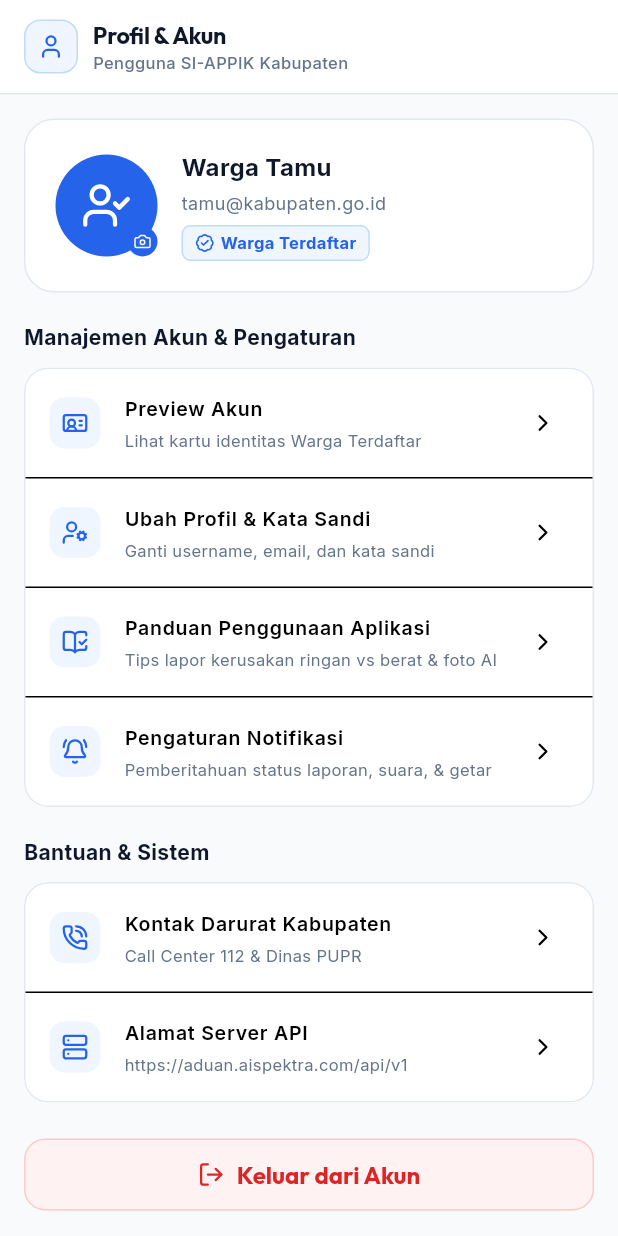
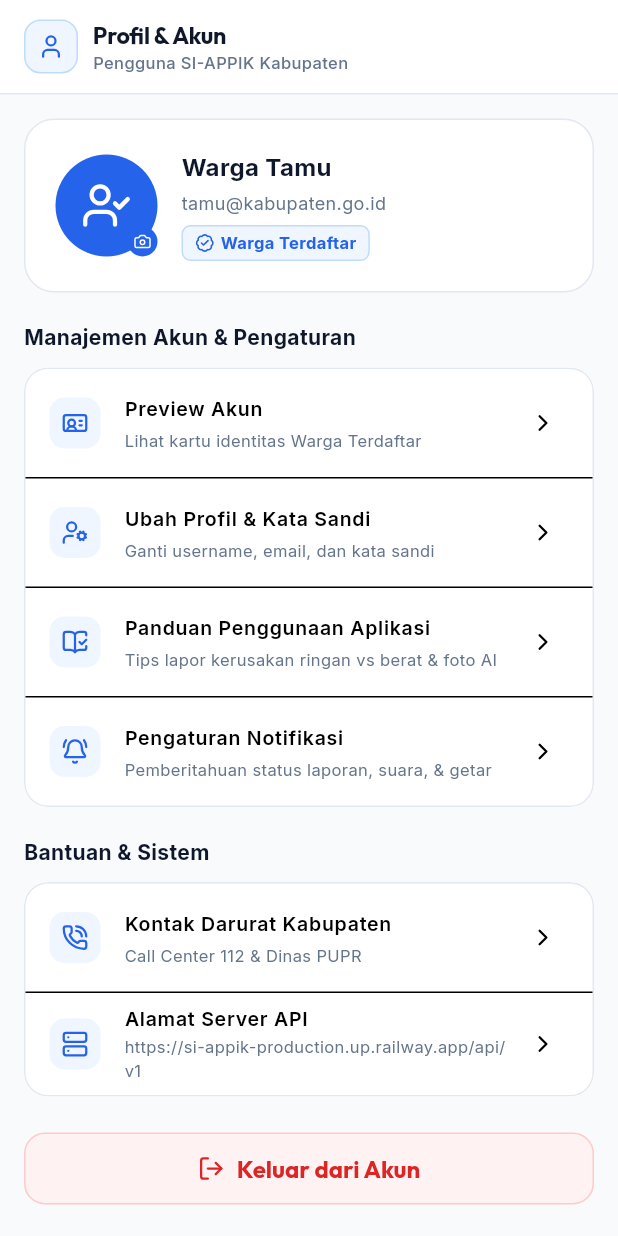
Before and after one commit to Dul13-gokil/SI-APPIK-gabungan, a Flutter app: the ProfileScreen screen opened directly, on a phone screen of 412 x 824 dp. Run offline on Flutter 3.47's test engine with Material 3 defaults, Android fonts, the phone set to English and light mode, and no system bars; our stand-ins replace dio, flutter_map, flutter_secure_storage, geolocator, google_fonts, google_sign_in and 4 more; accounts and stored records are empty.

Commit message:
fix(landing) & chore(mobile): sync landing KPI with live non-rejected DB count, point mobile API to Railway and rebuild 18.4MB APK

```diff
--- a/mobile/lib/core/config/app_config.dart
+++ b/mobile/lib/core/config/app_config.dart
@@ -4,10 +4,10 @@ class AppConfig {
   static const String appName = 'Aduan Jalan';
   static const String appVersion = '1.0.0';
 
-  // Default Server API Production Resmi:
-  // https://aduan.aispektra.com/api/v1
-  static String get defaultBaseUrl => 'https://aduan.aispektra.com';
-  static String activeOrigin = 'https://aduan.aispektra.com';
+  // Default Server API Production Railway:
+  // https://si-appik-production.up.railway.app/api/v1
+  static String get defaultBaseUrl => 'https://si-appik-production.up.railway.app';
+  static String activeOrigin = 'https://si-appik-production.up.railway.app';
   static String get baseUrl => normalizeUrl(defaultBaseUrl);
 
   static const int connectTimeout = 15000;
@@ -46,16 +46,16 @@ class AppConfig {
     if (fixed.startsWith('http://localhost:8000') ||
         fixed.startsWith('http://127.0.0.1:8000') ||
         fixed.startsWith('http://100.86.30.42:8000') ||
-        fixed.startsWith('https://si-appik-production.up.railway.app') ||
-        fixed.startsWith('http://si-appik-production.up.railway.app')) {
+        fixed.startsWith('https://aduan.aispektra.com') ||
+        fixed.startsWith('http://aduan.aispektra.com')) {
       fixed = fixed.replaceFirst('http://localhost:8000', origin);
       fixed = fixed.replaceFirst('http://127.0.0.1:8000', origin);
       fixed = fixed.replaceFirst('http://100.86.30.42:8000', origin);
-      fixed = fixed.replaceFirst('https://si-appik-production.up.railway.app', origin);
-      fixed = fixed.replaceFirst('http://si-appik-production.up.railway.app', origin);
+      fixed = fixed.replaceFirst('https://aduan.aispektra.com', origin);
+      fixed = fixed.replaceFirst('http://aduan.aispektra.com', origin);
     }
-    if (fixed.startsWith('http://aduan.aispektra.com')) {
-      fixed = fixed.replaceFirst('http://aduan.aispektra.com', 'https://aduan.aispektra.com');
+    if (fixed.startsWith('http://si-appik-production.up.railway.app')) {
+      fixed = fixed.replaceFirst('http://si-appik-production.up.railway.app', 'https://si-appik-production.up.railway.app');
     }
     if (!fixed.startsWith('http://') && !fixed.startsWith('https://')) {
       if (fixed.startsWith('/')) {
@@ -70,9 +70,9 @@ class AppConfig {
   static Future<String> getBaseUrl() async {
     final prefs = await SharedPreferences.getInstance();
     var custom = prefs.getString(_keyCustomBaseUrl);
-    // Bersihkan cache lama (Railway / IP lokal / Tailscale) agar perangkat otomatis memakai server utama
+    // Bersihkan cache lama (aispektra / IP lokal / Tailscale) agar perangkat otomatis memakai Railway production
     if (custom != null &&
-        (custom.contains('si-appik-production.up.railway.app') ||
+        (custom.contains('aduan.aispektra.com') ||
             custom.contains('100.86.30.42') ||
             custom.contains('127.0.0.1') ||
             custom.contains('localhost'))) {
--- a/mobile/lib/features/profile/presentation/profile_screen.dart
+++ b/mobile/lib/features/profile/presentation/profile_screen.dart
@@ -2015,13 +2015,13 @@ class _ProfileScreenState extends State<ProfileScreen> {
               controller: controller,
               decoration: InputDecoration(
                 labelText: 'Base URL API',
-                hintText: 'https://aduan.aispektra.com/api/v1',
+                hintText: 'https://si-appik-production.up.railway.app/api/v1',
                 border: OutlineInputBorder(borderRadius: BorderRadius.circular(12)),
               ),
             ),
             const SizedBox(height: 8),
             const Text(
-              'Production Utama: https://aduan.aispektra.com/api/v1\nTailscale VPN: http://100.86.30.42:8000/api/v1\nUSB adb reverse: http://127.0.0.1:8000/api/v1',
+              'Production Railway: https://si-appik-production.up.railway.app/api/v1\nTailscale VPN: http://100.86.30.42:8000/api/v1\nUSB adb reverse: http://127.0.0.1:8000/api/v1',
               style: TextStyle(fontSize: 11, color: AppColors.primaryLight),
             ),
           ],
```
Also changed, not shown: 2 other files.
